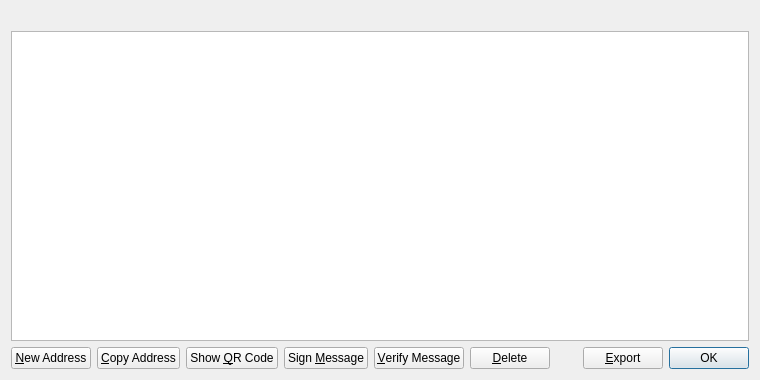
This is src/qt/forms/addressbookpage.ui in Max-Coin/maxcoin-dev-staging as Qt 5 draws it before an edit. The edited form follows.
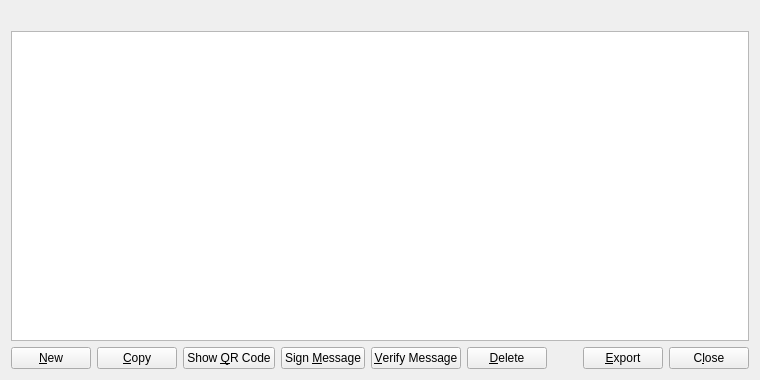
This is the edited form. Icons and pictures are not drawn.

```diff
--- a/src/qt/forms/addressbookpage.ui
+++ b/src/qt/forms/addressbookpage.ui
@@ -60,7 +60,7 @@
         <string>Create a new address</string>
        </property>
        <property name="text">
-        <string>&amp;New Address</string>
+        <string>&amp;New</string>
        </property>
        <property name="icon">
         <iconset resource="../bitcoin.qrc">
@@ -74,7 +74,7 @@
         <string>Copy the currently selected address to the system clipboard</string>
        </property>
        <property name="text">
-        <string>&amp;Copy Address</string>
+        <string>&amp;Copy</string>
        </property>
        <property name="icon">
         <iconset resource="../bitcoin.qrc">
@@ -163,15 +163,15 @@
       </widget>
      </item>
      <item>
-      <widget class="QDialogButtonBox" name="buttonBox">
+      <widget class="QPushButton" name="closeButton">
        <property name="sizePolicy">
-        <sizepolicy hsizetype="Maximum" vsizetype="Fixed">
+        <sizepolicy hsizetype="Minimum" vsizetype="Minimum">
          <horstretch>0</horstretch>
          <verstretch>0</verstretch>
         </sizepolicy>
        </property>
-       <property name="standardButtons">
-        <set>QDialogButtonBox::Ok</set>
+       <property name="text">
+        <string>C&amp;lose</string>
        </property>
       </widget>
      </item>
```
